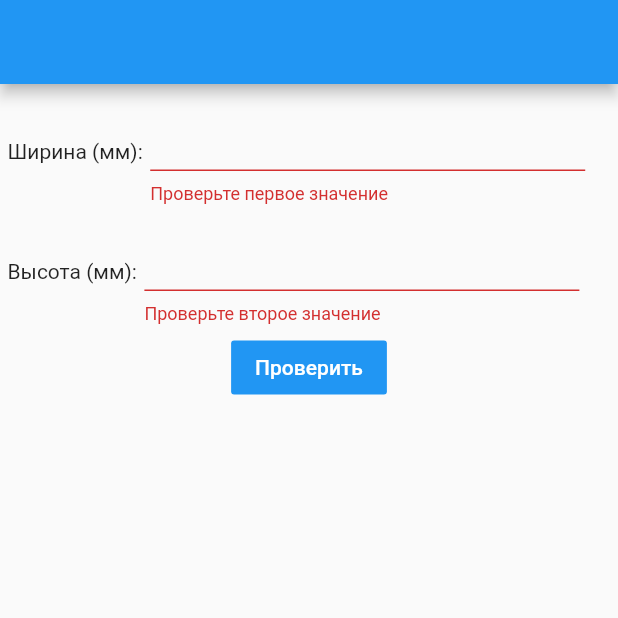
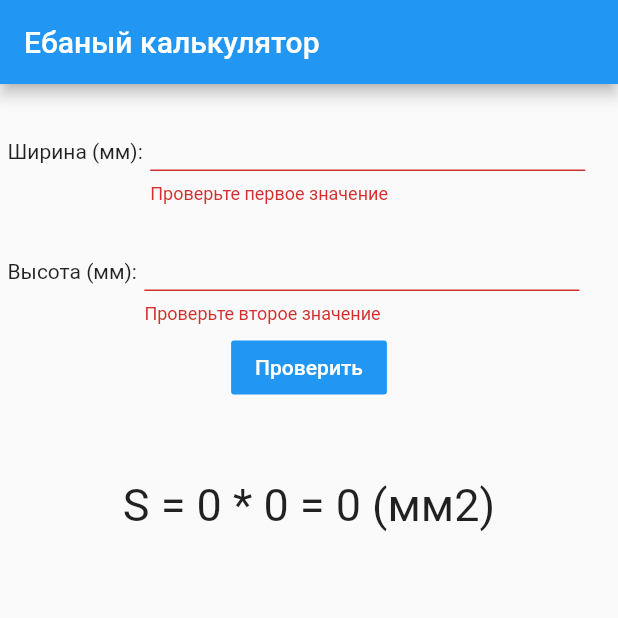
Before and after one commit to Drakonov/flutter_app, a Flutter app: the screen it shows after launch, after a tap on "Проверить", on a phone screen of 412 x 824 dp, the top half of it. Run offline on Flutter 3.47's test engine with Material 2 defaults, Android fonts, the phone set to English and light mode, and no system bars; our stand-ins replace validators.

Commit message:
Added new class Calculator what calculate The area of the figure when it work

```diff
--- a/lib/Calculator.dart
+++ b/lib/Calculator.dart
@@ -1,3 +1,5 @@
+import 'dart:math';
+
 import 'package:flutter/material.dart';
 import 'package:validators/validators.dart';
 import 'package:validators/sanitizers.dart';
@@ -9,6 +11,8 @@ class Calculator extends StatefulWidget {
 
 class CalculatorState extends State {
   final _formKey = GlobalKey<FormState>();
+  int _height = 0;
+  int _width = 0;
 
   @override
   Widget build(BuildContext context) {
@@ -25,6 +29,7 @@ class CalculatorState extends State {
                 validator: (value) {
                   if (value.isEmpty || !isNumeric(value))
                     return 'Проверьте первое значение';
+                  _width = toInt(value);
                 },
               ),
               ),
@@ -38,13 +43,18 @@ class CalculatorState extends State {
                   validator: (value) {
                     if (value.isEmpty || !isNumeric(value))
                       return 'Проверьте второе значение';
+                    _height = toInt(value);
                   },
                 ),
               ),
             ],),
             new FlatButton(onPressed: (){
               if(_formKey.currentState.validate()) Scaffold.of(context).showSnackBar(SnackBar(content: Text('У тебя получилось!'),backgroundColor: Colors.green));
-            }, child: Text('Проверить'),color: Colors.blue,textColor: Colors.white,)
+              setState(() {});
+              },
+              child: Text('Проверить'),color: Colors.blue,textColor: Colors.white,),
+            new SizedBox(height: 50.0,),
+            new Text('S = $_width * $_height = ${_width*_height} (мм2)',style: new TextStyle(fontSize: 30.0)),
           ]),
 
 //            child: new RaisedButton(onPressed: (){
--- a/lib/main.dart
+++ b/lib/main.dart
@@ -162,7 +162,7 @@ void main() {
   runApp(new MaterialApp(
       debugShowCheckedModeBanner: false,
       home: new Scaffold(
-          appBar: new AppBar(),
+          appBar: new AppBar(title: const Text('Ебаный калькулятор')),
           body: new Calculator(),
       )
   ));
```
